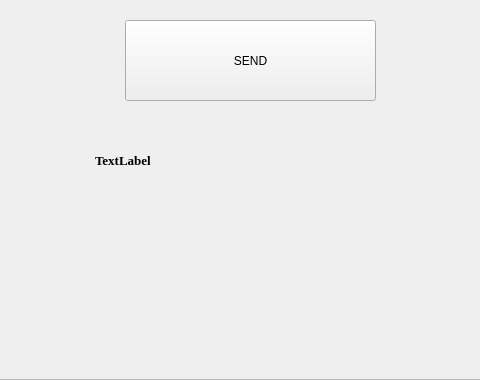
Old version of the form app/ui/SEND_OTP.ui in the repository DuongCa-204/SMART-LOCKER; both pictures show x 235 to 715 and y 220 to 600 of the 1024 by 600 pixel window.
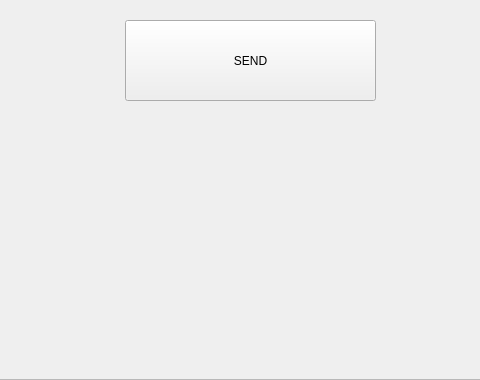
New version of the form.

Patch:
```diff
--- a/app/ui/SEND_OTP.ui
+++ b/app/ui/SEND_OTP.ui
@@ -107,7 +107,7 @@
       </font>
      </property>
      <property name="text">
-      <string>TextLabel</string>
+      <string/>
      </property>
     </widget>
    </widget>
```
